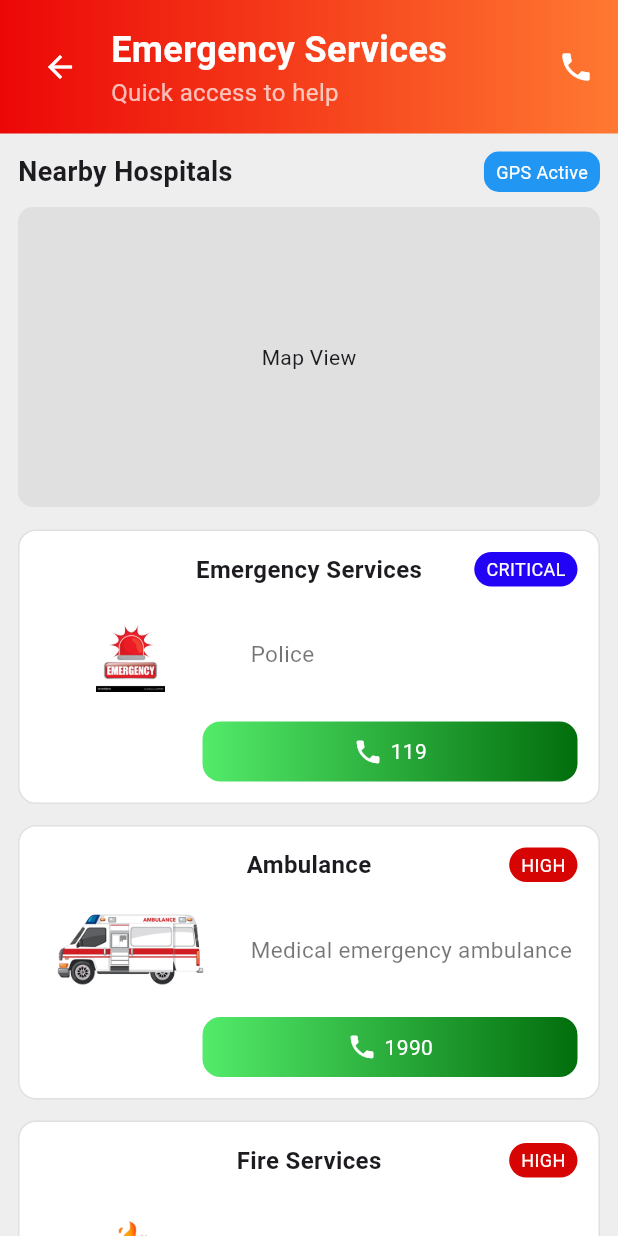
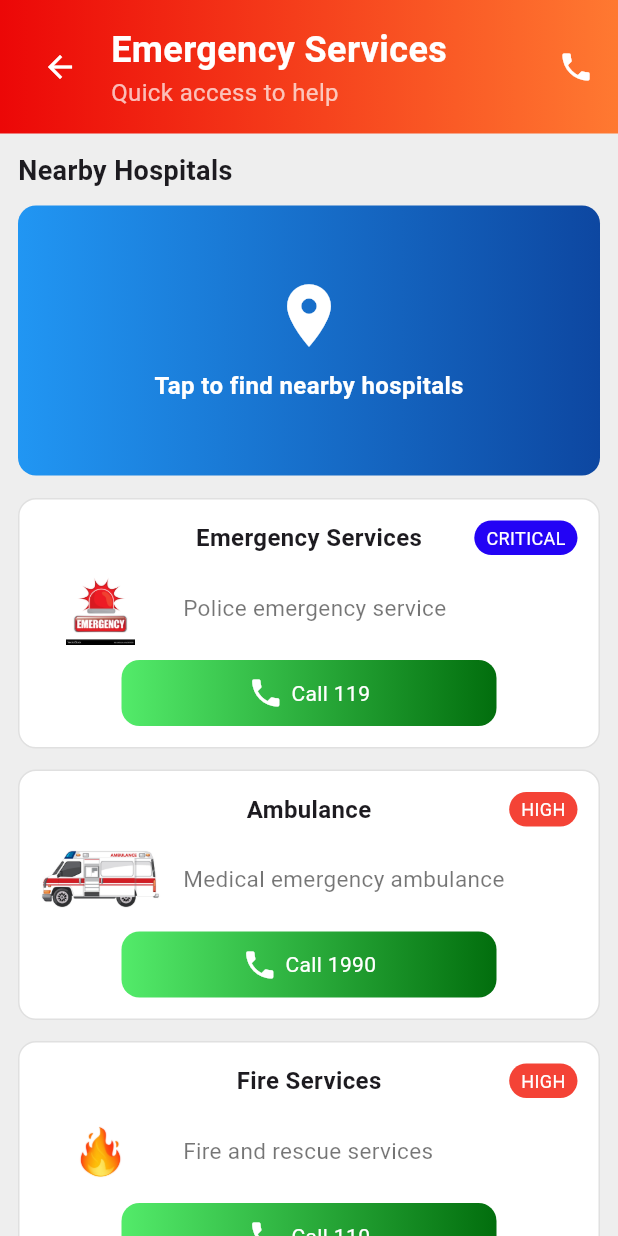
Before and after one commit to Praneeth108/prana_ai, a Flutter app: the screen it shows after launch, after a tap on "Burns", on a phone screen of 412 x 824 dp. Run offline on Flutter 3.47's test engine with Material 3 defaults, Android fonts, the phone set to English and light mode, and no system bars; our stand-ins replace firebase_auth, firebase_core, image_picker; accounts and stored records are empty.

Commit message:
emergency service page and heavy bleeding updated

```diff
--- a/lib/pages/Home/home.dart
+++ b/lib/pages/Home/home.dart
@@ -5,6 +5,7 @@ import 'package:prana_ai/pages/firstaid_page.dart';
 import 'package:prana_ai/pages/settings_page.dart';
 import 'package:prana_ai/pages/emergency_service_page.dart';
 import 'package:prana_ai/pages/animal_attack_page.dart';
+import 'package:prana_ai/pages/heavy_bleeding_page.dart';
 
 class HomePage extends StatelessWidget {
   const HomePage({super.key});
@@ -262,6 +263,8 @@ class HomePage extends StatelessWidget {
     switch (title) {
       case "Animal Attack":
         return const AnimalAttackPage();
+      case "Heavy Bleeding":
+        return const HeavyBleedingPage();
       default:
         return const EmergencyPage();
     }
--- a/lib/pages/emergency_service_page.dart
+++ b/lib/pages/emergency_service_page.dart
@@ -1,7 +1,36 @@
 import 'package:flutter/material.dart';
+import 'package:url_launcher/url_launcher.dart';
 
 class EmergencyPage extends StatelessWidget {
   const EmergencyPage({super.key});
+
+  // 📞 CALL FUNCTION (SAFE)
+  Future<void> _makeCall(String number) async {
+    final Uri phoneUri = Uri.parse("tel:$number");
+
+    try {
+      if (await canLaunchUrl(phoneUri)) {
+        await launchUrl(
+          phoneUri,
+          mode: LaunchMode.externalApplication,
+        );
+      }
+    } catch (e) {
+      debugPrint("Cannot launch: $number");
+    }
+  }
+
+  // 🗺️ OPEN GOOGLE MAPS
+  Future<void> _openHospitalsMap() async {
+    final Uri url = Uri.parse(
+      "https://www.google.com/maps/search/hospitals+near+me/",
+    );
+
+    await launchUrl(
+      url,
+      mode: LaunchMode.externalApplication,
+    );
+  }
 
   @override
   Widget build(BuildContext context) {
@@ -26,12 +55,10 @@ class EmergencyPage extends StatelessWidget {
                 children: [
                   IconButton(
                     icon: const Icon(Icons.arrow_back, color: Colors.white),
-                    onPressed: () {
-                      Navigator.pop(context);
-                    },
+                    onPressed: () => Navigator.pop(context),
                   ),
-                  SizedBox(width: 10),
-                  Expanded(
+                  const SizedBox(width: 10),
+                  const Expanded(
                     child: Column(
                       crossAxisAlignment: CrossAxisAlignment.start,
                       children: [
@@ -45,12 +72,15 @@ class EmergencyPage extends StatelessWidget {
                         ),
                         Text(
                           "Quick access to help",
-                          style: TextStyle(color: Colors.white70, fontSize: 16),
+                          style: TextStyle(
+                            color: Colors.white70,
+                            fontSize: 16,
+                          ),
                         ),
                       ],
                     ),
                   ),
-                  Icon(Icons.phone, color: Colors.white),
+                  const Icon(Icons.phone, color: Colors.white),
                 ],
               ),
             ),
@@ -61,9 +91,7 @@ class EmergencyPage extends StatelessWidget {
                 child: Column(
                   crossAxisAlignment: CrossAxisAlignment.start,
                   children: [
-                    Row(
-                      mainAxisAlignment: MainAxisAlignment.spaceBetween,
-                      children: [
+                    // 🗺️ TITLE
                     const Text(
                       "Nearby Hospitals",
                       style: TextStyle(
@@ -71,41 +99,55 @@ class EmergencyPage extends StatelessWidget {
                         fontSize: 18,
                       ),
                     ),
-                        Container(
-                          padding: const EdgeInsets.symmetric(
-                            horizontal: 8,
-                            vertical: 5,
+
+                    const SizedBox(height: 10),
+
+                    // 🗺️ SAFE MAP BUTTON
+                    GestureDetector(
+                      onTap: _openHospitalsMap,
+                      child: Container(
+                        height: 180,
+                        width: double.infinity,
+                        decoration: BoxDecoration(
+                          borderRadius: BorderRadius.circular(12),
+                          gradient: const LinearGradient(
+                            colors: [
+                              Color(0xFF2196F3),
+                              Color(0xFF0D47A1),
+                            ],
                           ),
-                          decoration: BoxDecoration(
-                            color: Colors.blue,
-                            borderRadius: BorderRadius.circular(10),
                         ),
-                          child: const Text(
-                            "GPS Active",
-                            style: TextStyle(color: Colors.white, fontSize: 12),
+                        child: const Center(
+                          child: Column(
+                            mainAxisAlignment: MainAxisAlignment.center,
+                            children: [
+                              Icon(
+                                Icons.location_on,
+                                size: 50,
+                                color: Colors.white,
+                              ),
+                              SizedBox(height: 10),
+                              Text(
+                                "Tap to find nearby hospitals",
+                                style: TextStyle(
+                                  color: Colors.white,
+                                  fontSize: 16,
+                                  fontWeight: FontWeight.bold,
                                 ),
                               ),
                             ],
                           ),
-                    const SizedBox(height: 10),
-
-                    Container(
-                      height: 200,
-                      width: double.infinity,
-                      decoration: BoxDecoration(
-                        borderRadius: BorderRadius.circular(10),
-                        color: Colors.grey[300],
                         ),
-                      child: const Center(child: Text("Map View")),
+                      ),
                     ),
 
                     const SizedBox(height: 15),
-                    // 🔥 IMAGE CARDS
+
+                    // 🔥 CARDS
                     hotlineCard(
                       "assets/images/emer.jpg",
-                      Colors.white,
                       "Emergency Services",
-                      "Police",
+                      "Police emergency service",
                       "CRITICAL",
                       const Color.fromARGB(255, 35, 3, 245),
                       "119",
@@ -113,37 +155,33 @@ class EmergencyPage extends StatelessWidget {
 
                     hotlineCard(
                       "assets/images/ambulance.jpg",
-                      Colors.white,
                       "Ambulance",
                       "Medical emergency ambulance",
                       "HIGH",
-                      const Color.fromARGB(255, 215, 4, 4),
+                      Colors.red,
                       "1990",
                     ),
 
                     hotlineCard(
                       "assets/images/fire.jpg",
-                      Colors.white,
                       "Fire Services",
                       "Fire and rescue services",
                       "HIGH",
-                      const Color.fromARGB(255, 215, 4, 4),
+                      Colors.red,
                       "110",
                     ),
 
                     hotlineCard(
                       "assets/images/poison.jpg",
-                      Colors.white,
                       "Poison Control",
                       "Poison emergencies & guidance",
                       "HIGH",
-                      const Color.fromARGB(255, 215, 4, 4),
+                      Colors.red,
                       "0112686",
                     ),
 
                     hotlineCard(
                       "assets/images/women.jpeg",
-                      Colors.white,
                       "Women Helpline",
                       "Emergency helpline for women",
                       "MEDIUM",
@@ -153,7 +191,6 @@ class EmergencyPage extends StatelessWidget {
 
                     hotlineCard(
                       "assets/images/child.jpg",
-                      Colors.white,
                       "Child Helpline",
                       "Child emergency & protection",
                       "MEDIUM",
@@ -163,7 +200,6 @@ class EmergencyPage extends StatelessWidget {
 
                     hotlineCard(
                       "assets/images/mental.jpg",
-                      Colors.white,
                       "Mental Health Support",
                       "Confidential support & crisis care",
                       "MEDIUM",
@@ -180,10 +216,9 @@ class EmergencyPage extends StatelessWidget {
     );
   }
 
-  // 🔥 CARD WITH IMAGE
+  // 🔥 CARD
   Widget hotlineCard(
     String imagePath,
-    Color bgColor,
     String title,
     String subtitle,
     String level,
@@ -200,11 +235,9 @@ class EmergencyPage extends StatelessWidget {
       ),
       child: Column(
         children: [
-          // TITLE + LABEL
           Stack(
             children: [
-              Align(
-                alignment: Alignment.center,
+              Center(
                 child: Text(
                   title,
                   style: const TextStyle(
@@ -235,29 +268,19 @@ class EmergencyPage extends StatelessWidget {
 
           const SizedBox(height: 10),
 
-          // 🔹 IMAGE + TEXT
           Row(
             children: [
-              Container(
-                padding: const EdgeInsets.all(10),
-                decoration: BoxDecoration(
-                  color: bgColor,
-                  borderRadius: BorderRadius.circular(12),
-                ),
-                child: Image.asset(
-                  imagePath,
-                  height: 50,
-                  width: 100,
-                  fit: BoxFit.contain,
-                ),
-              ),
+              Image.asset(imagePath, height: 50, width: 80),
 
-              const SizedBox(width: 20),
+              const SizedBox(width: 15),
 
               Expanded(
                 child: Text(
                   subtitle,
-                  style: const TextStyle(fontSize: 15, color: Colors.black54),
+                  style: const TextStyle(
+                    fontSize: 15,
+                    color: Colors.black54,
+                  ),
                 ),
               ),
             ],
@@ -265,26 +288,28 @@ class EmergencyPage extends StatelessWidget {
 
           const SizedBox(height: 10),
 
-          // 🔥 BUTTON
-          Align(
-            alignment: Alignment.bottomRight,
+          GestureDetector(
+            onTap: () => _makeCall(number),
             child: Container(
               width: 250,
               padding: const EdgeInsets.symmetric(vertical: 10),
               decoration: BoxDecoration(
                 borderRadius: BorderRadius.circular(12),
                 gradient: const LinearGradient(
-                  colors: [Color(0xFF53EB6A), Color(0xFF026E0D)],
+                  colors: [
+                    Color(0xFF53EB6A),
+                    Color(0xFF026E0D),
+                  ],
                 ),
               ),
               child: Row(
                 mainAxisAlignment: MainAxisAlignment.center,
                 children: [
-                  const Icon(Icons.phone, color: Colors.white, size: 20),
+                  const Icon(Icons.phone, color: Colors.white),
                   const SizedBox(width: 5),
                   Text(
-                    number,
-                    style: const TextStyle(color: Colors.white, fontSize: 14),
+                    "Call $number",
+                    style: const TextStyle(color: Colors.white),
                   ),
                 ],
               ),
--- a/pubspec.yaml
+++ b/pubspec.yaml
@@ -31,6 +31,7 @@ environment:
 dependencies:
   flutter:
     sdk: flutter
+  url_launcher: ^6.3.0
 
   image_picker: ^1.1.2
   cupertino_icons: ^1.0.8
```
Lines whose indentation alone changed are shown as unchanged.
